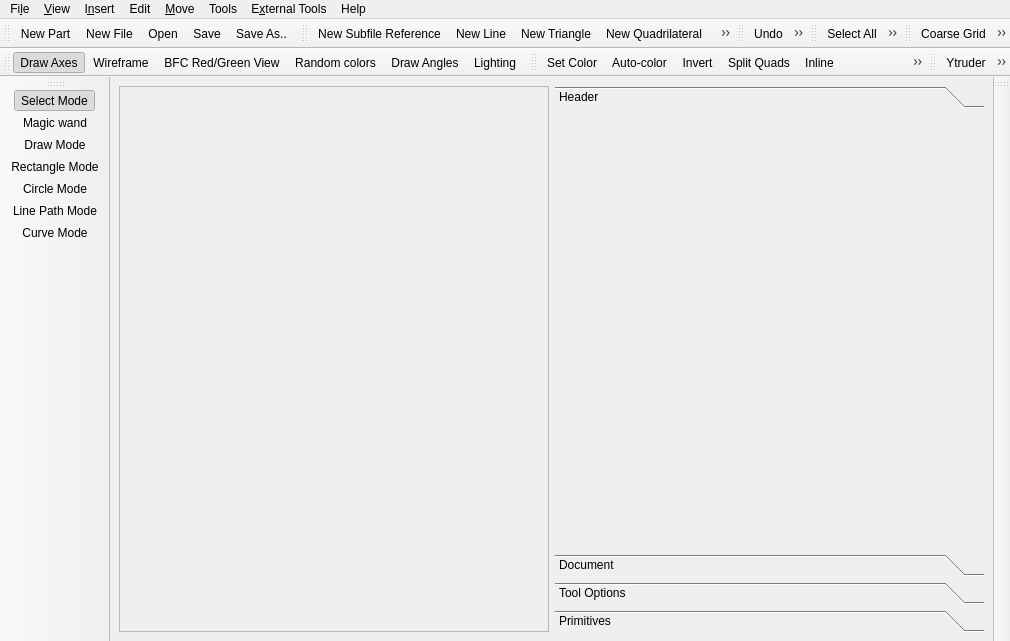
Old version of the form src/mainwindow.ui in the repository Symbian9/ldforge.
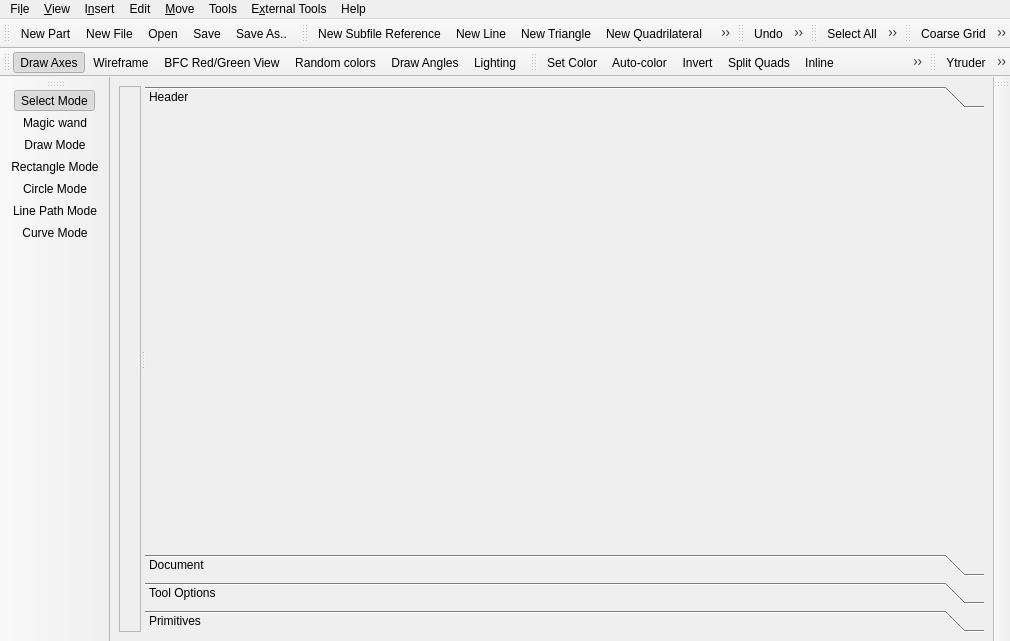
New version of the form. The open tabs and pages were chosen to show the change. Icons and pictures are not drawn. Custom widgets are drawn as their Qt base class.

Commit message: The border between the canvas and left tool box is now resizable

```diff
--- a/src/mainwindow.ui
+++ b/src/mainwindow.ui
@@ -20,8 +20,10 @@
   <widget class="QWidget" name="centralwidget">
    <layout class="QVBoxLayout" name="verticalLayout">
     <item>
-     <layout class="QHBoxLayout" name="horizontalLayout" stretch="0,0">
-      <item>
+     <widget class="QSplitter" name="splitter">
+      <property name="orientation">
+       <enum>Qt::Horizontal</enum>
+      </property>
        <widget class="QStackedWidget" name="rendererStack">
         <property name="sizePolicy">
          <sizepolicy hsizetype="Expanding" vsizetype="Expanding">
@@ -36,8 +38,6 @@
          <enum>QFrame::Raised</enum>
         </property>
        </widget>
-      </item>
-      <item>
        <widget class="QToolBox" name="toolBox">
         <property name="currentIndex">
          <number>2</number>
@@ -47,18 +47,23 @@
           <rect>
            <x>0</x>
            <y>0</y>
-           <width>465</width>
-           <height>362</height>
+          <width>871</width>
+          <height>364</height>
           </rect>
          </property>
          <attribute name="label">
           <string>Header</string>
          </attribute>
-         <layout class="QVBoxLayout" name="verticalLayout_6">
-          <item>
-           <widget class="HeaderEdit" name="header" native="true"/>
-          </item>
-         </layout>
+        <widget class="HeaderEdit" name="header" native="true">
+         <property name="geometry">
+          <rect>
+           <x>9</x>
+           <y>9</y>
+           <width>447</width>
+           <height>344</height>
+          </rect>
+         </property>
+        </widget>
         </widget>
         <widget class="QWidget" name="pageDocument">
          <property name="geometry">
@@ -221,8 +226,7 @@
          </layout>
         </widget>
        </widget>
-      </item>
-     </layout>
+     </widget>
     </item>
    </layout>
   </widget>
```
Left out of the diff: 14 changed lines with no effect on the pictures. Lines whose indentation alone changed are shown as unchanged. The commit also changes 2 other files.
